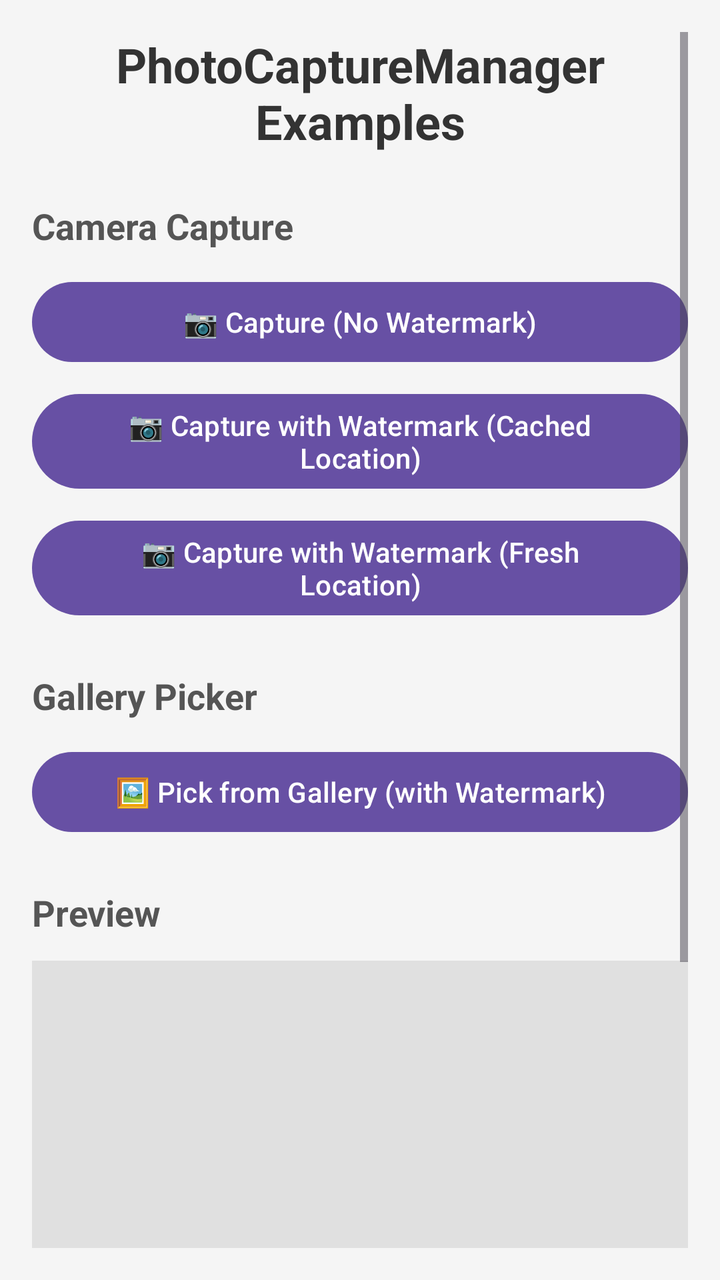
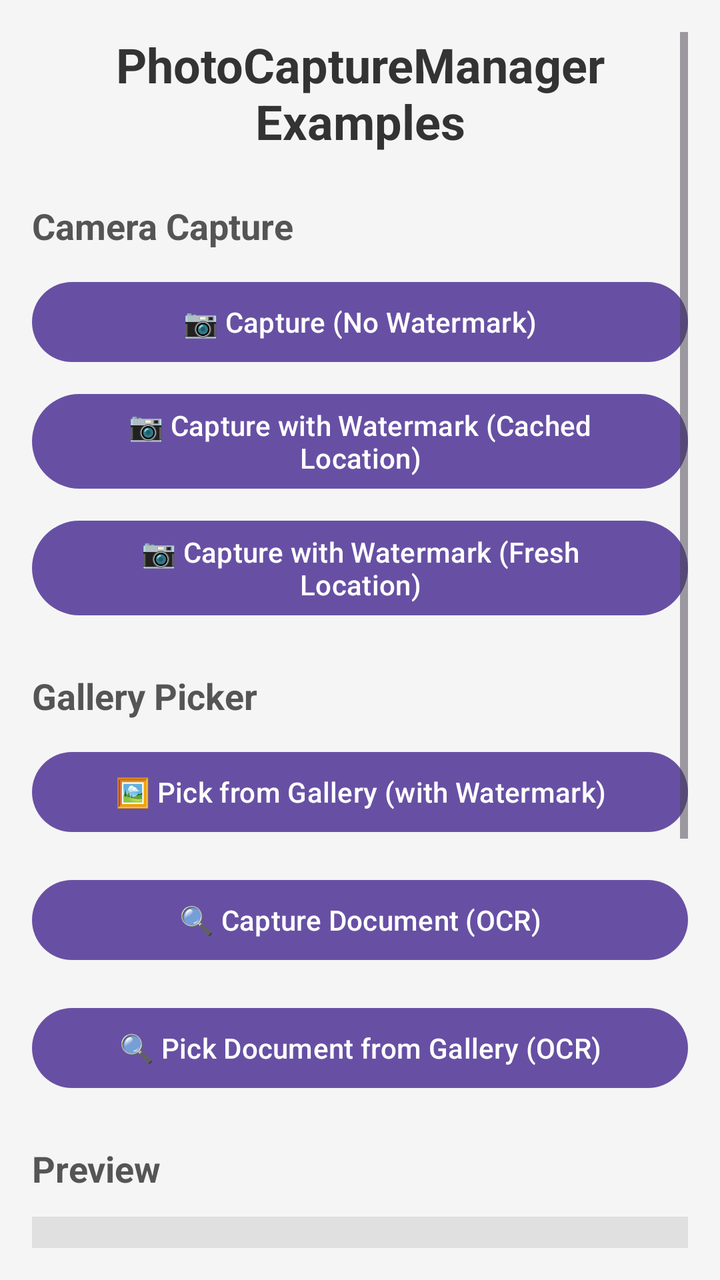

The first picture is an Android layout as it rendered before a commit; the second is the same layout after the commit. The layout source and the unified diff follow.
<!-- AndroidManifest.xml: application theme Theme.VolineUIAndroid -->
<!-- res/layout/activity_photo_capture_examples.xml -->
<?xml version="1.0" encoding="utf-8"?>
<ScrollView xmlns:android="http://schemas.android.com/apk/res/android"
    android:layout_width="match_parent"
    android:layout_height="match_parent"
    android:padding="16dp"
    android:background="#F5F5F5">

    <LinearLayout
        android:layout_width="match_parent"
        android:layout_height="wrap_content"
        android:orientation="vertical">

        
        <TextView
            android:layout_width="match_parent"
            android:layout_height="wrap_content"
            android:text="PhotoCaptureManager Examples"
            android:textSize="24sp"
            android:textStyle="bold"
            android:textColor="#333333"
            android:gravity="center"
            android:layout_marginBottom="24dp" />

        
        <TextView
            android:layout_width="match_parent"
            android:layout_height="wrap_content"
            android:text="Camera Capture"
            android:textSize="18sp"
            android:textStyle="bold"
            android:textColor="#555555"
            android:layout_marginBottom="12dp" />

        <Button
            android:id="@+id/btnCaptureNoWatermark"
            android:layout_width="match_parent"
            android:layout_height="wrap_content"
            android:text="📷 Capture (No Watermark)"
            android:textAllCaps="false"
            android:layout_marginBottom="8dp" />

        <Button
            android:id="@+id/btnCaptureCachedLocation"
            android:layout_width="match_parent"
            android:layout_height="wrap_content"
            android:text="📷 Capture with Watermark (Cached Location)"
            android:textAllCaps="false"
            android:layout_marginBottom="8dp" />

        <Button
            android:id="@+id/btnCaptureFreshLocation"
            android:layout_width="match_parent"
            android:layout_height="wrap_content"
            android:text="📷 Capture with Watermark (Fresh Location)"
            android:textAllCaps="false"
            android:layout_marginBottom="16dp" />

        
        <TextView
            android:layout_width="match_parent"
            android:layout_height="wrap_content"
            android:text="Gallery Picker"
            android:textSize="18sp"
            android:textStyle="bold"
            android:textColor="#555555"
            android:layout_marginTop="8dp"
            android:layout_marginBottom="12dp" />

        <Button
            android:id="@+id/btnPickFromGallery"
            android:layout_width="match_parent"
            android:layout_height="wrap_content"
            android:text="🖼️ Pick from Gallery (with Watermark)"
            android:textAllCaps="false"
            android:layout_marginBottom="16dp" />

        
        <TextView
            android:layout_width="match_parent"
            android:layout_height="wrap_content"
            android:text="Preview"
            android:textSize="18sp"
            android:textStyle="bold"
            android:textColor="#555555"
            android:layout_marginTop="8dp"
            android:layout_marginBottom="12dp" />

        <ImageView
            android:id="@+id/ivPhoto"
            android:layout_width="match_parent"
            android:layout_height="200dp"
            android:scaleType="centerCrop"
            android:background="#E0E0E0"
            android:contentDescription="Captured photo"
            android:layout_marginBottom="12dp" />

        
        <TextView
            android:layout_width="match_parent"
            android:layout_height="wrap_content"
            android:text="Metadata"
            android:textSize="18sp"
            android:textStyle="bold"
            android:textColor="#555555"
            android:layout_marginTop="8dp"
            android:layout_marginBottom="12dp" />

        <TextView
            android:id="@+id/tvMetadata"
            android:layout_width="match_parent"
            android:layout_height="wrap_content"
            android:text="No photo captured yet"
            android:textSize="14sp"
            android:textColor="#666666"
            android:fontFamily="monospace"
            android:background="#FFFFFF"
            android:padding="12dp"
            android:minHeight="100dp" />

    </LinearLayout>
</ScrollView>
<!-- resources referenced by this layout -->
<resources>
  <style name="Theme.VolineUIAndroid" parent="Base.Theme.VolineUIAndroid">
          <item name="android:colorPrimary">@color/primary_color_pink</item>
      </style>
  <style name="Base.Theme.VolineUIAndroid" parent="Theme.Material3.DayNight.NoActionBar">
  
      </style>
  <color name="primary_color_pink">#E91E63</color>
</resources>

<!-- the commit's change to res/layout/activity_photo_capture_examples.xml (unified diff, before → after) -->
@@ -74,6 +74,22 @@
             android:textAllCaps="false"
             android:layout_marginBottom="16dp" />
 
+        <Button
+            android:id="@+id/btnCaptureOcr"
+            android:layout_width="match_parent"
+            android:layout_height="wrap_content"
+            android:text="🔍 Capture Document (OCR)"
+            android:textAllCaps="false"
+            android:layout_marginBottom="16dp" />
+
+        <Button
+            android:id="@+id/btnPickOcrFromGallery"
+            android:layout_width="match_parent"
+            android:layout_height="wrap_content"
+            android:text="🔍 Pick Document from Gallery (OCR)"
+            android:textAllCaps="false"
+            android:layout_marginBottom="16dp" />
+
         
         <TextView
             android:layout_width="match_parent"
